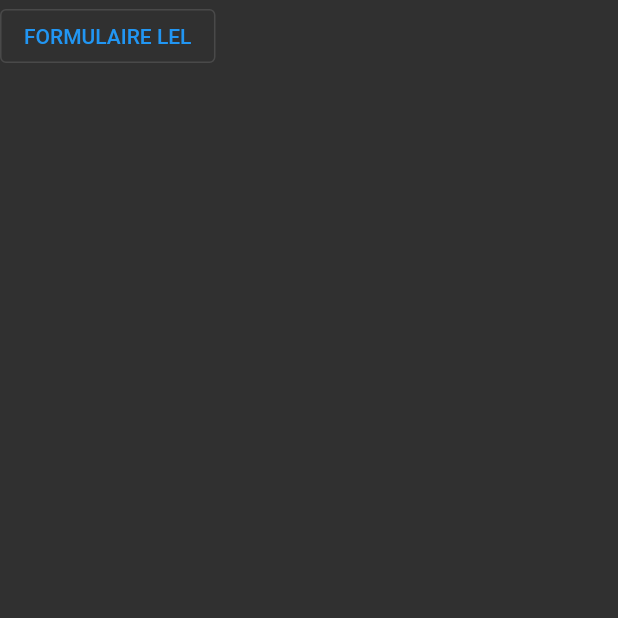
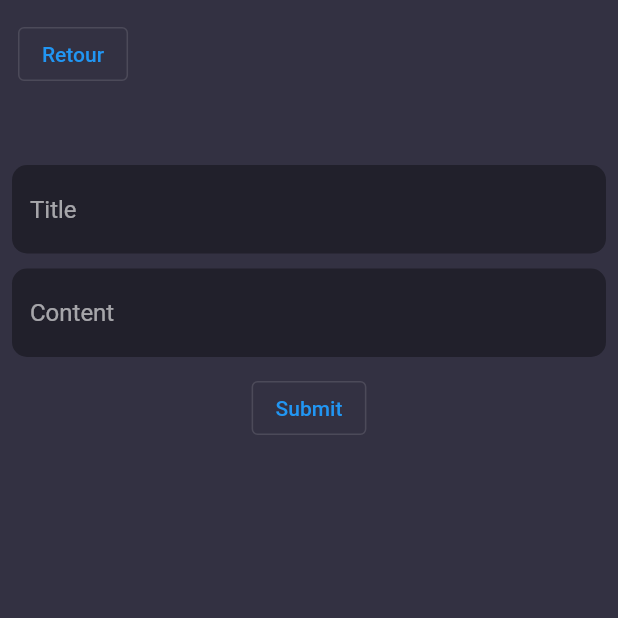
Before and after one commit to Elymne/erevho, a Flutter app: the DreamFormPage screen opened directly, on a phone screen of 412 x 824 dp, the top half of it. Run offline on Flutter 3.47's test engine with Material 2 defaults, Android fonts, the phone set to English and light mode, and no system bars; our stand-ins replace fluro, flutter_riverpod, freezed_annotation, get_it, google_fonts, hive and 3 more; accounts and stored records are empty; generated files the repository leaves out were written again; Roboto replaces fonts that are missing (Georgia).

Commit message:
form in progress

```diff
--- a/lib/application/pages/dream_form/dream_form_controller.dart
+++ b/lib/application/pages/dream_form/dream_form_controller.dart
@@ -19,11 +19,15 @@ class DreamFormController extends StatefulControllerWithParams<DreamFormParam> {
   late final FutureProvider<DreamForm> _dreamFormProvider;
   AsyncValue<DreamForm> get dreams => ref.watch(_dreamFormProvider);
 
+  /// Form key
+  late final GlobalKey<FormState> formKey;
+
   DreamFormController(this.getOneDreamUsecase, this.createOneDreamUsecase);
 
   @override
   void init(BuildContext context, WidgetRef ref, DreamFormParam params) async {
     super.init(context, ref, params);
+    formKey = GlobalKey<FormState>();
     _dreamFormProvider = FutureProvider<DreamForm>((ref) async {
       // Update Mode.
       if (params.id != null) {
@@ -35,7 +39,15 @@ class DreamFormController extends StatefulControllerWithParams<DreamFormParam> {
     });
   }
 
-  void backAction() {}
+  /// Trigger this when user submit his data.
+  /// TODO Save current dream.
+  void onSubmit() {
+    if (formKey.currentState!.validate()) {
+      ScaffoldMessenger.of(context).showSnackBar(
+        const SnackBar(content: Text('Processing Data')),
+      );
+    }
+  }
 }
 
 class DreamFormParam extends Params {
--- a/lib/application/pages/dream_form/dream_form_page.dart
+++ b/lib/application/pages/dream_form/dream_form_page.dart
@@ -1,7 +1,11 @@
+import 'package:erevho/application/widgets/custom_form_field.dart';
+import 'package:flutter_gen/gen_l10n/app_localizations.dart';
 import 'package:erevho/application/pages/dream_form/dream_form_controller.dart';
+import 'package:erevho/core/themes/colors.dart';
 import 'package:flutter/material.dart';
 import 'package:flutter_riverpod/flutter_riverpod.dart';
 import 'package:get_it/get_it.dart';
+import 'package:google_fonts/google_fonts.dart';
 
 class DreamFormPage extends ConsumerStatefulWidget {
   final String? dreamId;
@@ -24,13 +28,56 @@ class DreamFormState extends ConsumerState<DreamFormPage> {
   @override
   Widget build(BuildContext context) {
     return Scaffold(
+      backgroundColor: nightGrey,
       body: SafeArea(
         child: Column(
+          mainAxisAlignment: MainAxisAlignment.start,
+          crossAxisAlignment: CrossAxisAlignment.start,
           children: [
-            OutlinedButton(
-              onPressed: () {},
-              child: const Text('FORMULAIRE LEL'),
+            Padding(
+              padding: const EdgeInsets.all(12.0),
+              child: OutlinedButton(
+                onPressed: () {
+                  Navigator.pop(context);
+                },
+                child: const Text('Retour'),
+              ),
             ),
+            const SizedBox(height: 30),
+            Padding(
+              padding: const EdgeInsets.all(8.0),
+              child: Form(
+                key: controller.formKey,
+                child: Column(
+                  children: [
+                    CustomFormField(
+                      hintText: AppLocalizations.of(context)!.title_form,
+                      isContent: false,
+                      validator: (text) {
+                        if (text == null) return AppLocalizations.of(context)!.title_form_error;
+                        if (text == '') return AppLocalizations.of(context)!.title_form_error;
+                        return null;
+                      },
+                    ),
+                    const SizedBox(height: 10),
+                    CustomFormField(
+                      hintText: AppLocalizations.of(context)!.content_form,
+                      isContent: true,
+                      validator: (text) {
+                        if (text == null) return AppLocalizations.of(context)!.content_form_error;
+                        if (text == '') return AppLocalizations.of(context)!.content_form_error;
+                        return null;
+                      },
+                    ),
+                    const SizedBox(height: 10),
+                    OutlinedButton(
+                      onPressed: () => controller.onSubmit(),
+                      child: Text(AppLocalizations.of(context)!.submit),
+                    ),
+                  ],
+                ),
+              ),
+            )
           ],
         ),
       ),
--- /dev/null
+++ b/lib/application/widgets/custom_form_field.dart
@@ -0,0 +1,30 @@
+import 'package:erevho/core/themes/colors.dart';
+import 'package:flutter/material.dart';
+import 'package:google_fonts/google_fonts.dart';
+
+class CustomFormField extends StatelessWidget {
+  final String hintText;
+  final bool isContent;
+  final String? Function(String?) validator;
+
+  const CustomFormField({Key? key, required this.validator, required this.hintText, required this.isContent}) : super(key: key);
+
+  /// TODO Styliser un peu tout ça
+  @override
+  Widget build(BuildContext context) {
+    return TextFormField(
+      maxLines: isContent ? null : 1,
+      decoration: InputDecoration(
+        border: OutlineInputBorder(
+          borderRadius: BorderRadius.circular(10.0),
+          borderSide: BorderSide.none,
+        ),
+        filled: true,
+        hintStyle: GoogleFonts.robotoFlex(),
+        hintText: hintText,
+        fillColor: nightGreyDarker,
+      ),
+      validator: validator,
+    );
+  }
+}
--- a/lib/application/widgets/custom_search_bar.dart
+++ b/lib/application/widgets/custom_search_bar.dart
@@ -4,7 +4,7 @@ import 'package:flutter/material.dart';
 import 'package:google_fonts/google_fonts.dart';
 
 class CustomSearchBar extends StatelessWidget {
-  final Function(String text) onSubmitted;
+  final void Function(String text) onSubmitted;
 
   const CustomSearchBar({Key? key, required this.onSubmitted}) : super(key: key);
 
--- a/lib/core/l10n/app_en.arb
+++ b/lib/core/l10n/app_en.arb
@@ -1,3 +1,8 @@
 {
-  "research": "Research"
+  "content_form": "Content",
+  "content_form_error": "Content is incorrect",
+  "research": "Research",
+  "submit": "Submit",
+  "title_form": "Title",
+  "title_form_error": "Title is incorrect"
 }
--- a/lib/core/l10n/app_fr.arb
+++ b/lib/core/l10n/app_fr.arb
@@ -1,3 +1,8 @@
 {
-  "research": "Rechercher"
+  "content_form": "Contenu",
+  "content_form_error": "Le contenu est incorrect",
+  "research": "Rechercher",
+  "submit": "Valider",
+  "title_form": "Titre",
+  "title_form_error": "Le titre est incorrect"
 }
```
